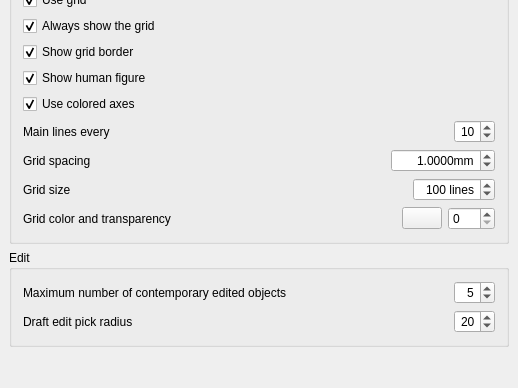
The window that src/Mod/Draft/Resources/ui/preferences-draftsnap.ui (southseact-3d/fcd) describes before a commit, drawn with Qt 5; both pictures show x 0 to 518 and y 257 to 645 of the 518 by 645 pixel window.
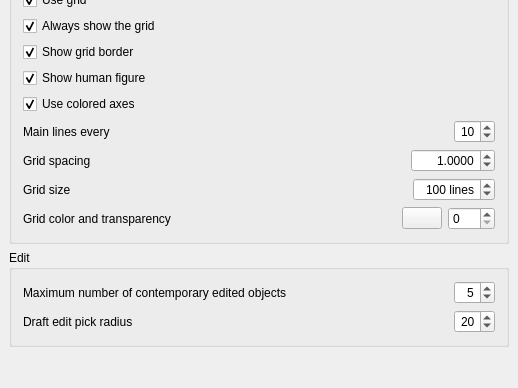
The same window after the commit. Custom widgets are drawn as their Qt base class.

Commit message: [Draft] Fix widget property in preference UI

What changed in the file:
```diff
--- a/src/Mod/Draft/Resources/ui/preferences-draftsnap.ui
+++ b/src/Mod/Draft/Resources/ui/preferences-draftsnap.ui
@@ -455,9 +455,6 @@
           <property name="alignment">
            <set>Qt::AlignRight|Qt::AlignTrailing|Qt::AlignVCenter</set>
           </property>
-          <property name="suffix">
-           <string>mm</string>
-          </property>
           <property name="decimals">
            <number>4</number>
           </property>
```
Left out of the diff: 3 changed lines with no effect on the pictures.
